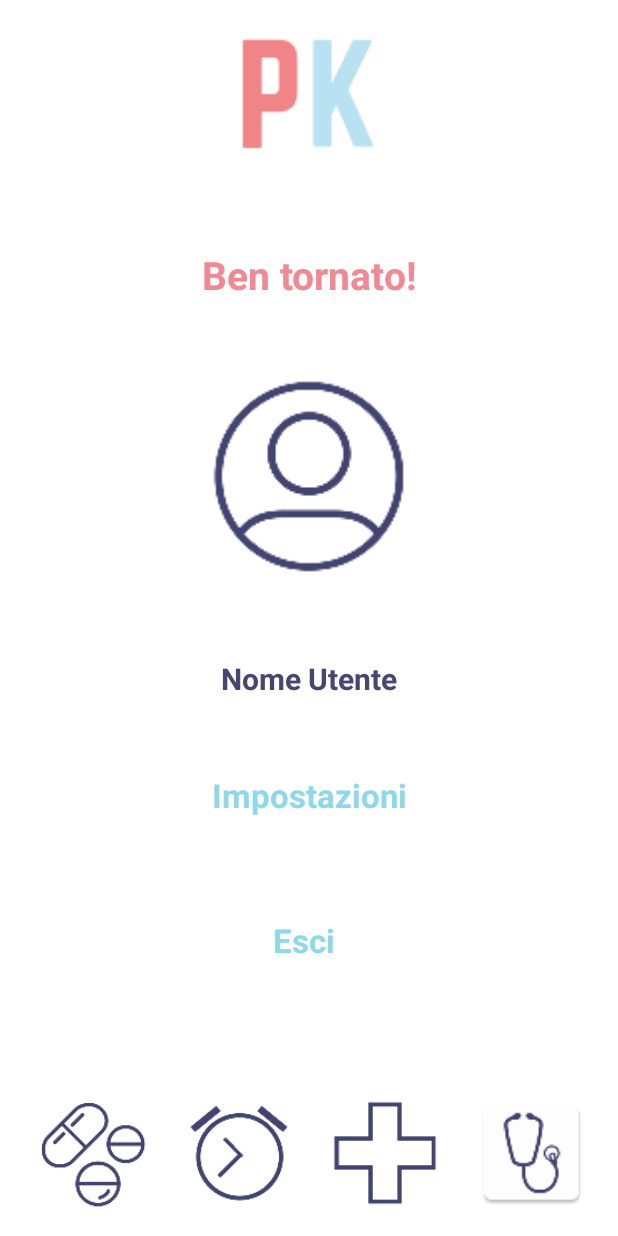
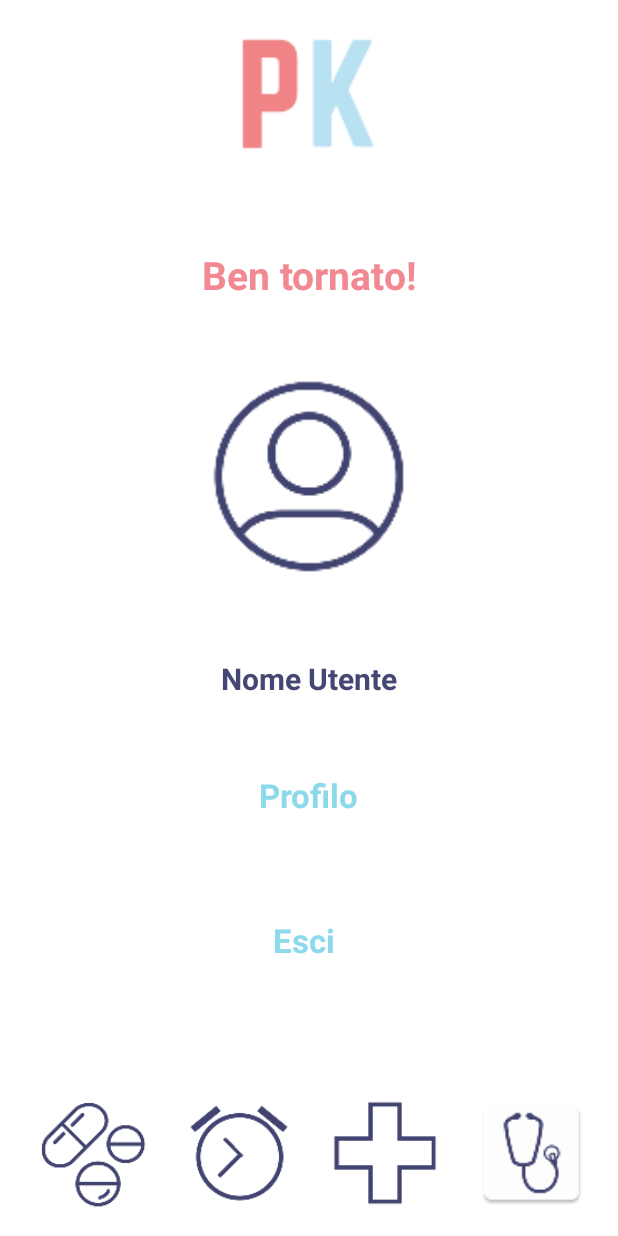
Before and after one commit to ElenaBernucci/pillsKeeper, an Android app: the FirstFragment screen opened directly, with no data from a screen before it, on a phone screen of 412 x 824 dp. Run offline under Robolectric (Android 15) with nearby library versions, the phone set to English and light mode, and no system bars; our stand-ins replace CircleImageView, Firebase (no records; nobody signed in at launch, a user with empty details on screens opened directly); libraries missing offline, so code that uses them is left out: com.firebase.ui.

Commit message:
modificata scritta impostazioni in profilo

```diff
--- a/app/src/main/res/layout/fragment_iniziale.xml
+++ b/app/src/main/res/layout/fragment_iniziale.xml
@@ -23,7 +23,7 @@
         android:layout_height="wrap_content"
         android:clickable="true"
         android:minHeight="48dp"
-        android:text="@string/impostazioni"
+        android:text="@string/profilo"
         android:textColor="@color/azzurro"
         android:textSize="22sp"
         android:textStyle="bold"
--- a/app/src/main/res/navigation/nav_graph.xml
+++ b/app/src/main/res/navigation/nav_graph.xml
@@ -34,6 +34,9 @@
         <action
             android:id="@+id/from_firstFragment_to_impostazioniModifica"
             app:destination="@id/impostazioniModifica" />
+        <action
+            android:id="@+id/from_firstFragment_to_logLoggato"
+            app:destination="@id/logLoggato" />
     </fragment>
     <fragment
         android:id="@+id/farmaciNessunFarmaco"
--- a/app/src/main/res/values/strings.xml
+++ b/app/src/main/res/values/strings.xml
@@ -38,4 +38,5 @@
     <string name="esci">Esci</string>
     <string name="impostazioni">Impostazioni</string>
     <string name="foto">foto</string>
+    <string name="profilo">Profilo</string>
 </resources>
```
Also changed, not shown: app/src/main/java/com/example/PillsKeeper/fragmentIniziale.kt (+19 -5 lines).
